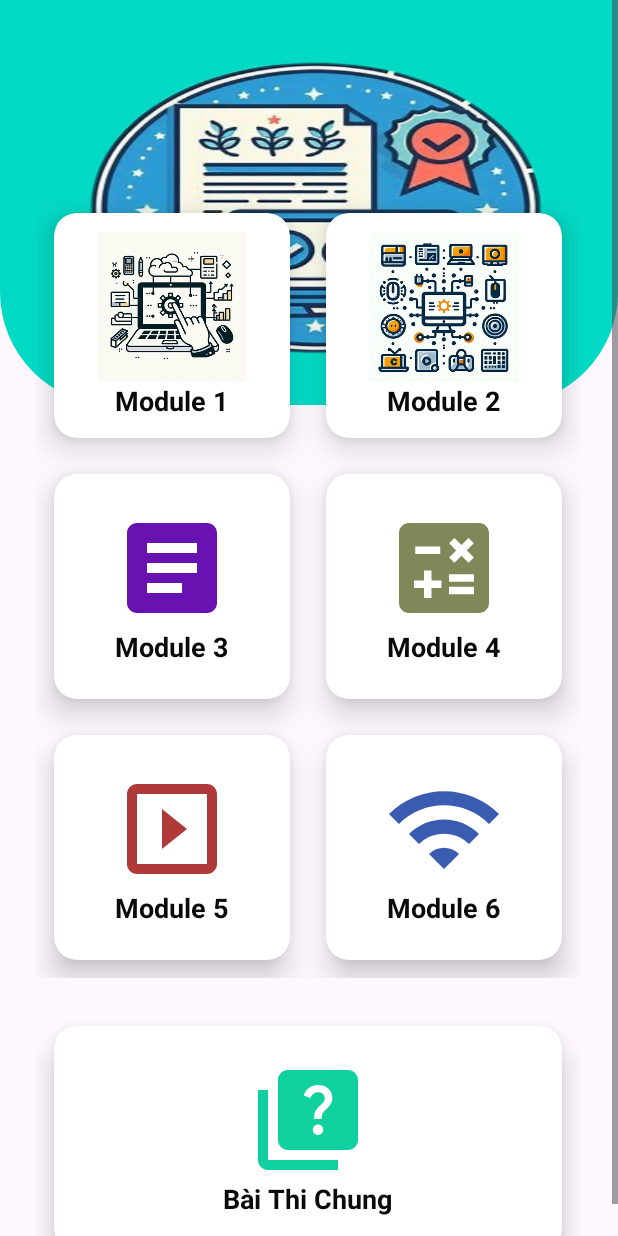
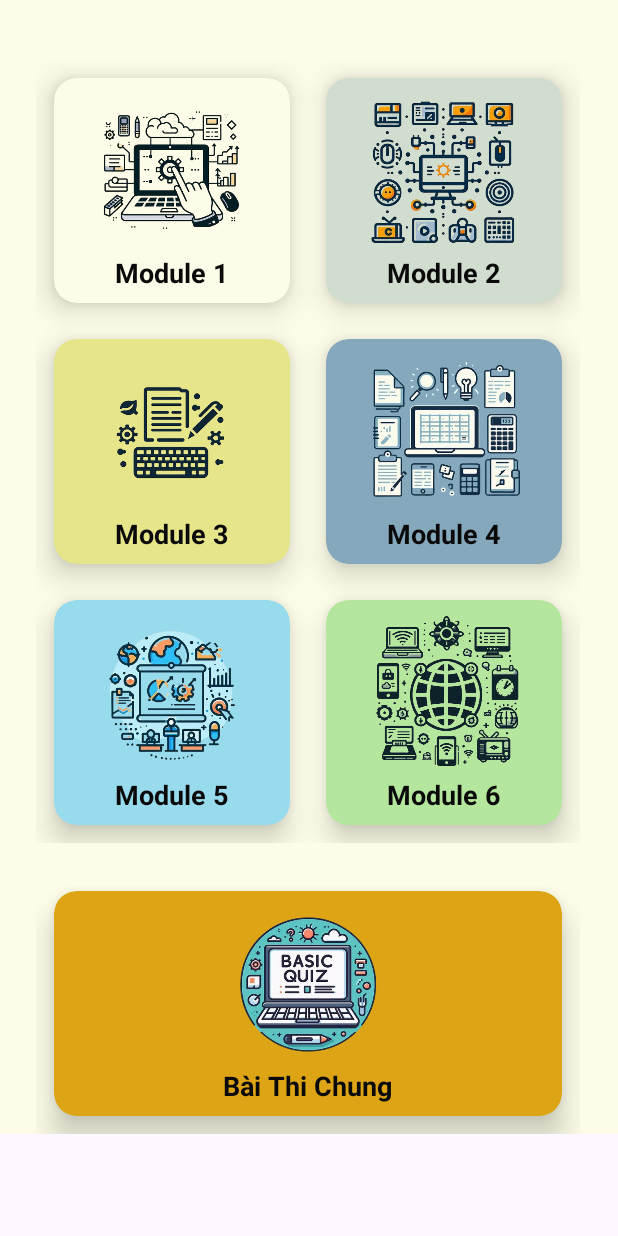
Before and after one commit to QuangVip2441/Test_MKU_App, an Android app: the layout fragment_home.xml on its own in the app's theme, with its tools: preview values and no code run, on a phone screen of 412 x 824 dp. Run offline under Robolectric (Android 15) with nearby library versions, the phone set to English and light mode, and no system bars; Roboto replaces fonts that are not available here.

Commit message:
update pfile anh home fragment second

```diff
--- a/app/build.gradle.kts
+++ b/app/build.gradle.kts
@@ -34,11 +34,13 @@ android {
 
 dependencies {
 
-    implementation("androidx.appcompat:appcompat:1.6.1")
     implementation("com.google.android.material:material:1.11.0")
     implementation("androidx.constraintlayout:constraintlayout:2.1.4")
     implementation("com.google.firebase:firebase-auth:22.3.1")
     implementation("com.google.firebase:firebase-firestore:24.10.3")
+    implementation("com.google.firebase:firebase-database:20.3.1")
+    implementation("com.google.firebase:firebase-storage:20.3.0")
+    implementation("androidx.appcompat:appcompat:1.6.1")
     testImplementation("junit:junit:4.13.2")
     androidTestImplementation("androidx.test.ext:junit:1.1.5")
     androidTestImplementation("androidx.test.espresso:espresso-core:3.5.1")
@@ -46,5 +48,7 @@ dependencies {
     implementation("com.google.android.material:material:1.7.0-beta01")
     implementation ("androidx.core:core:1.7.0")
 
+    implementation ("com.squareup.picasso:picasso:2.71828")
+
 
 }
--- a/app/src/main/res/layout/fragment_home.xml
+++ b/app/src/main/res/layout/fragment_home.xml
@@ -13,13 +13,9 @@
         android:layout_height="match_parent">
         <RelativeLayout
             android:layout_width="match_parent"
-            android:layout_height="match_parent">
-            <View
-                android:id="@+id/topview"
-                android:layout_width="match_parent"
-                android:layout_height="270dp"
-                android:background="@drawable/list_drawable">
-            </View>
+            android:layout_height="match_parent"
+            android:background="#fcfce8">
+
 
             <GridLayout
                 android:layout_width="match_parent"
@@ -28,14 +24,15 @@
                 android:rowCount="5"
                 android:layout_marginLeft="24dp"
                 android:layout_marginRight="25dp"
-                android:layout_marginTop="-140dp"
+                android:layout_marginTop="40dp"
                 android:id="@+id/gridtop"
-                android:layout_below="@+id/topview">
+                >
 
                 <androidx.cardview.widget.CardView
                     android:layout_width="150dp"
                     android:layout_height="150dp"
                     app:cardCornerRadius="15dp"
+                    android:backgroundTint="#fcfce8"
                     android:layout_columnWeight="1"
                     android:layout_rowWeight="1"
                     android:layout_row="1"
@@ -50,12 +47,10 @@
                         android:orientation="vertical">
                         <ImageView
                             android:id="@+id/buttonQuizModule1"
-                            android:layout_width="100dp"
-                            android:layout_height="100dp"
+                            android:layout_width="110dp"
+                            android:layout_height="110dp"
                             android:src="@drawable/icon_module_1"
                             android:layout_gravity="center_horizontal"
-                            android:clickable="true"
-                            android:focusable="true"
                             />
                         <TextView
                             android:layout_width="wrap_content"
@@ -74,6 +69,7 @@
                     app:cardCornerRadius="15dp"
                     android:layout_columnWeight="1"
                     android:layout_rowWeight="1"
+                    android:backgroundTint="#d1ddce"
                     android:layout_row="1"
                     android:layout_column="1"
                     android:layout_margin="12dp"
@@ -86,12 +82,11 @@
                         android:orientation="vertical">
                         <ImageView
                             android:id="@+id/buttonQuizModule2"
-                            android:layout_width="100dp"
-                            android:layout_height="100dp"
+                            android:layout_width="110dp"
+                            android:layout_height="110dp"
                             android:src="@drawable/ic_module_2"
                             android:layout_gravity="center_horizontal"
-                            android:clickable="true"
-                            android:focusable="true"/>
+                            />
                         <TextView
                             android:layout_width="wrap_content"
                             android:layout_height="wrap_content"
@@ -110,6 +105,7 @@
                     android:layout_columnWeight="1"
                     android:layout_rowWeight="1"
                     android:layout_row="2"
+                    android:backgroundTint="#E6E589"
                     android:layout_column="0"
                     android:layout_margin="12dp"
                     app:cardElevation="12dp">
@@ -122,9 +118,9 @@
 
                         <ImageView
                             android:id="@+id/buttonQuizModule3"
-                            android:layout_width="80dp"
-                            android:layout_height="80dp"
-                            android:src="@drawable/ic_module_3"
+                            android:layout_width="110dp"
+                            android:layout_height="110dp"
+                            android:src="@drawable/icon_module_3"
                             android:layout_gravity="center_horizontal"
                             android:foreground="?android:attr/selectableItemBackground"/>
                         <TextView
@@ -145,6 +141,7 @@
                     android:layout_columnWeight="1"
                     android:layout_rowWeight="1"
                     android:layout_row="2"
+                    android:backgroundTint="#85A8BD"
                     android:layout_column="1"
                     android:layout_margin="12dp"
                     app:cardElevation="12dp">
@@ -156,12 +153,11 @@
                         android:orientation="vertical">
                         <ImageView
                             android:id="@+id/buttonQuizModule4"
-                            android:layout_width="80dp"
-                            android:layout_height="80dp"
-                            android:src="@drawable/ic_module_4"
+                            android:layout_width="110dp"
+                            android:layout_height="110dp"
+                            android:src="@drawable/icon_module_4"
                             android:layout_gravity="center_horizontal"
-                            android:clickable="true"
-                            android:focusable="true"/>
+                            />
                         <TextView
                             android:layout_width="wrap_content"
                             android:layout_height="wrap_content"
@@ -180,6 +176,7 @@
                     android:layout_columnWeight="1"
                     android:layout_rowWeight="1"
                     android:layout_row="3"
+                    android:backgroundTint="#98DBED"
                     android:layout_column="0"
                     android:layout_margin="12dp"
                     app:cardElevation="12dp">
@@ -191,12 +188,11 @@
                         android:orientation="vertical">
                         <ImageView
                             android:id="@+id/buttonQuizModule5"
-                            android:layout_width="80dp"
-                            android:layout_height="80dp"
-                            android:src="@drawable/ic_module_5"
+                            android:layout_width="110dp"
+                            android:layout_height="110dp"
+                            android:src="@drawable/icon_module_5"
                             android:layout_gravity="center_horizontal"
-                            android:clickable="true"
-                            android:focusable="true"/>
+                            />
                         <TextView
                             android:layout_width="wrap_content"
                             android:layout_height="wrap_content"
@@ -212,6 +208,7 @@
                     android:layout_width="150dp"
                     android:layout_height="150dp"
                     app:cardCornerRadius="15dp"
+                    android:backgroundTint="#B4E69D"
                     android:layout_columnWeight="1"
                     android:layout_rowWeight="1"
                     android:layout_row="3"
@@ -226,12 +223,11 @@
                         android:orientation="vertical">
                         <ImageView
                             android:id="@+id/buttonQuizModule6"
-                            android:layout_width="80dp"
-                            android:layout_height="80dp"
-                            android:src="@drawable/ic_module_6"
+                            android:layout_width="110dp"
+                            android:layout_height="110dp"
+                            android:src="@drawable/icon_module_6"
                             android:layout_gravity="center_horizontal"
-                            android:clickable="true"
-                            android:focusable="true"/>
+                            />
                         <TextView
                             android:layout_width="wrap_content"
                             android:layout_height="wrap_content"
@@ -258,6 +254,7 @@
                     android:layout_width="match_parent"
                     android:layout_height="150dp"
                     app:cardCornerRadius="15dp"
+                    android:backgroundTint="#DDA415"
                     android:layout_columnWeight="1"
                     android:layout_rowWeight="1"
                     android:layout_margin="12dp"
@@ -270,12 +267,11 @@
                         android:orientation="vertical">
                         <ImageView
                             android:id="@+id/SumTest"
-                            android:layout_width="80dp"
-                            android:layout_height="80dp"
-                            android:src="@drawable/ic_quiz"
+                            android:layout_width="160dp"
+                            android:layout_height="110dp"
+                            android:src="@drawable/icon_test_2"
                             android:layout_gravity="center_horizontal"
-                            android:clickable="true"
-                            android:focusable="true"/>
+                            />
                         <TextView
                             android:layout_width="wrap_content"
                             android:layout_height="wrap_content"
```
Also changed, not shown: app/src/main/AndroidManifest.xml (+4 -4 lines), app/src/main/java/com/example/test_mku_app/Views/ProfileActivity.java (+27 -2 lines), app/src/main/java/com/example/test_mku_app/Views/UpLoadImageProfileActivity.java (added, +16 -0 lines), app/src/main/res/layout/activity_up_load_image_profile.xml (added, +9 -0 lines), app/src/main/res/drawable/ic_background.png (added), app/src/main/res/drawable/ic_bg_2.png (added), app/src/main/res/drawable/ic_bg_6.png (added), app/src/main/res/drawable/ic_module_2.png, app/src/main/res/drawable/icon_bg_1.png (added), app/src/main/res/drawable/icon_module_1.png, app/src/main/res/drawable/icon_module_3.png (added), app/src/main/res/drawable/icon_module_4.png (added), app/src/main/res/drawable/icon_module_5.png (added), app/src/main/res/drawable/icon_module_6.png (added), 3 more files.
